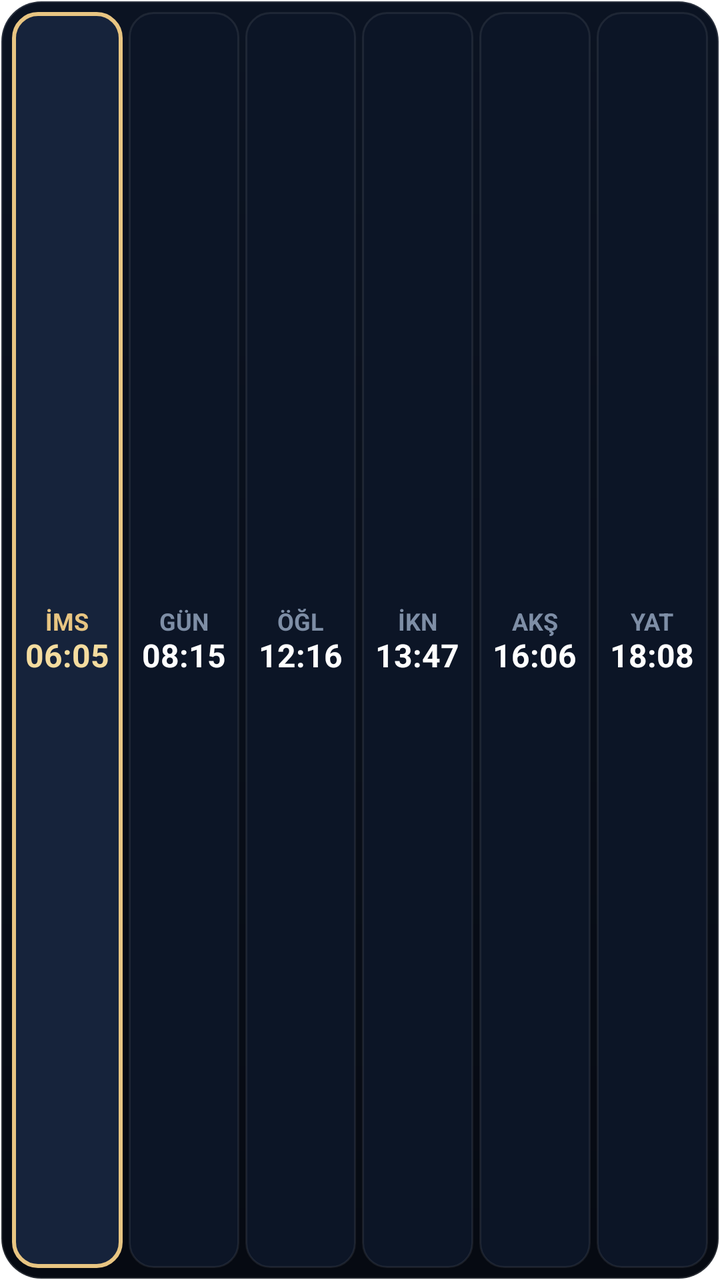
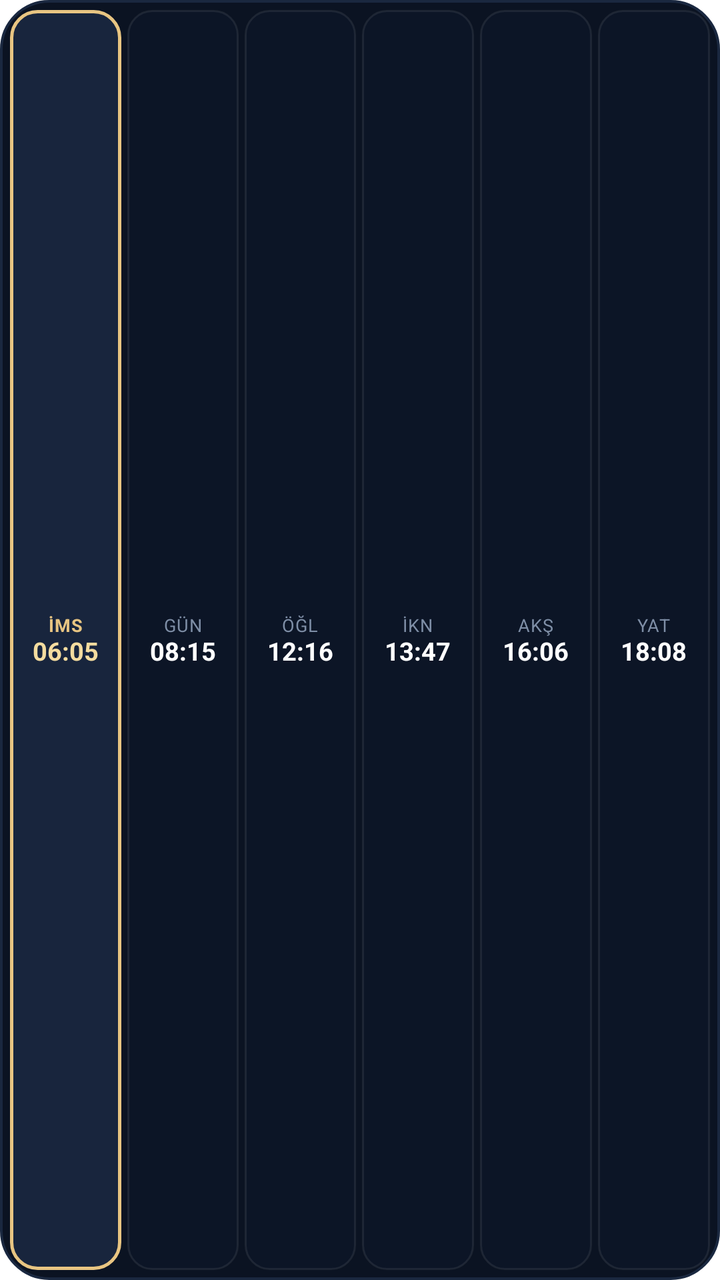

An Android layout rendered at two revisions. The XML below is the earlier revision; the diff shows what the commit changed to produce the second picture.
<!-- AndroidManifest.xml: fallback theme Theme.MaterialComponents.DayNight.NoActionBar -->
<!-- res/layout/widget_bar.xml -->
<?xml version="1.0" encoding="utf-8"?>
<LinearLayout xmlns:android="http://schemas.android.com/apk/res/android"
    android:id="@+id/widget_bar_root"
    android:layout_width="match_parent"
    android:layout_height="match_parent"
    android:background="@drawable/widget_card_bg"
    android:gravity="center_vertical"
    android:orientation="horizontal"
    android:padding="6dp">

    
    <LinearLayout
        android:id="@+id/widget_bar_cell_0"
        android:layout_width="0dp"
        android:layout_height="match_parent"
        android:layout_marginEnd="3dp"
        android:layout_weight="1"
        android:background="@drawable/widget_cell_active"
        android:gravity="center"
        android:orientation="vertical">

        <TextView
            android:id="@+id/widget_bar_name_0"
            android:layout_width="wrap_content"
            android:layout_height="wrap_content"
            android:text="İMS"
            android:textColor="#E8C582"
            android:textSize="12sp"
            android:textStyle="bold" />

        <TextView
            android:id="@+id/widget_bar_time_0"
            android:layout_width="wrap_content"
            android:layout_height="wrap_content"
            android:includeFontPadding="false"
            android:text="06:05"
            android:textColor="#F4DC9F"
            android:textSize="16sp"
            android:textStyle="bold" />
    </LinearLayout>

    
    <LinearLayout
        android:id="@+id/widget_bar_cell_1"
        android:layout_width="0dp"
        android:layout_height="match_parent"
        android:layout_marginEnd="3dp"
        android:layout_weight="1"
        android:background="@drawable/widget_cell_normal"
        android:gravity="center"
        android:orientation="vertical">

        <TextView
            android:id="@+id/widget_bar_name_1"
            android:layout_width="wrap_content"
            android:layout_height="wrap_content"
            android:text="GÜN"
            android:textColor="#7E8EA6"
            android:textSize="12sp"
            android:textStyle="bold" />

        <TextView
            android:id="@+id/widget_bar_time_1"
            android:layout_width="wrap_content"
            android:layout_height="wrap_content"
            android:includeFontPadding="false"
            android:text="08:15"
            android:textColor="#FFFFFF"
            android:textSize="16sp"
            android:textStyle="bold" />
    </LinearLayout>

    
    <LinearLayout
        android:id="@+id/widget_bar_cell_2"
        android:layout_width="0dp"
        android:layout_height="match_parent"
        android:layout_marginEnd="3dp"
        android:layout_weight="1"
        android:background="@drawable/widget_cell_normal"
        android:gravity="center"
        android:orientation="vertical">

        <TextView
            android:id="@+id/widget_bar_name_2"
            android:layout_width="wrap_content"
            android:layout_height="wrap_content"
            android:text="ÖĞL"
            android:textColor="#7E8EA6"
            android:textSize="12sp"
            android:textStyle="bold" />

        <TextView
            android:id="@+id/widget_bar_time_2"
            android:layout_width="wrap_content"
            android:layout_height="wrap_content"
            android:includeFontPadding="false"
            android:text="12:16"
            android:textColor="#FFFFFF"
            android:textSize="16sp"
            android:textStyle="bold" />
    </LinearLayout>

    
    <LinearLayout
        android:id="@+id/widget_bar_cell_3"
        android:layout_width="0dp"
        android:layout_height="match_parent"
        android:layout_marginEnd="3dp"
        android:layout_weight="1"
        android:background="@drawable/widget_cell_normal"
        android:gravity="center"
        android:orientation="vertical">

        <TextView
            android:id="@+id/widget_bar_name_3"
            android:layout_width="wrap_content"
            android:layout_height="wrap_content"
            android:text="İKN"
            android:textColor="#7E8EA6"
            android:textSize="12sp"
            android:textStyle="bold" />

        <TextView
            android:id="@+id/widget_bar_time_3"
            android:layout_width="wrap_content"
            android:layout_height="wrap_content"
            android:includeFontPadding="false"
            android:text="13:47"
            android:textColor="#FFFFFF"
            android:textSize="16sp"
            android:textStyle="bold" />
    </LinearLayout>

    
    <LinearLayout
        android:id="@+id/widget_bar_cell_4"
        android:layout_width="0dp"
        android:layout_height="match_parent"
        android:layout_marginEnd="3dp"
        android:layout_weight="1"
        android:background="@drawable/widget_cell_normal"
        android:gravity="center"
        android:orientation="vertical">

        <TextView
            android:id="@+id/widget_bar_name_4"
            android:layout_width="wrap_content"
            android:layout_height="wrap_content"
            android:text="AKŞ"
            android:textColor="#7E8EA6"
            android:textSize="12sp"
            android:textStyle="bold" />

        <TextView
            android:id="@+id/widget_bar_time_4"
            android:layout_width="wrap_content"
            android:layout_height="wrap_content"
            android:includeFontPadding="false"
            android:text="16:06"
            android:textColor="#FFFFFF"
            android:textSize="16sp"
            android:textStyle="bold" />
    </LinearLayout>

    
    <LinearLayout
        android:id="@+id/widget_bar_cell_5"
        android:layout_width="0dp"
        android:layout_height="match_parent"
        android:layout_weight="1"
        android:background="@drawable/widget_cell_normal"
        android:gravity="center"
        android:orientation="vertical">

        <TextView
            android:id="@+id/widget_bar_name_5"
            android:layout_width="wrap_content"
            android:layout_height="wrap_content"
            android:text="YAT"
            android:textColor="#7E8EA6"
            android:textSize="12sp"
            android:textStyle="bold" />

        <TextView
            android:id="@+id/widget_bar_time_5"
            android:layout_width="wrap_content"
            android:layout_height="wrap_content"
            android:includeFontPadding="false"
            android:text="18:08"
            android:textColor="#FFFFFF"
            android:textSize="16sp"
            android:textStyle="bold" />
    </LinearLayout>
</LinearLayout>
<!-- resources referenced by this layout -->
<resources>
  <!-- drawable widget_card_bg (drawable) -->
  <?xml version="1.0" encoding="utf-8"?>
  <shape xmlns:android="http://schemas.android.com/apk/res/android"
      android:shape="rectangle">
      <gradient
          android:angle="270"
          android:startColor="#0B1322"
          android:endColor="#060A12"
          android:type="linear" />
      <corners android:radius="20dp" />
      <stroke
          android:width="1.2dp"
          android:color="#22FFFFFF" />
  </shape>
  <!-- drawable widget_cell_active (drawable) -->
  <?xml version="1.0" encoding="utf-8"?>
  <shape xmlns:android="http://schemas.android.com/apk/res/android"
      android:shape="rectangle">
      <solid android:color="#16233B" />
      <corners android:radius="12dp" />
      <stroke
          android:width="2dp"
          android:color="#E8C582" />
  </shape>
  <!-- drawable widget_cell_normal (drawable) -->
  <?xml version="1.0" encoding="utf-8"?>
  <shape xmlns:android="http://schemas.android.com/apk/res/android"
      android:shape="rectangle">
      <solid android:color="#0C1526" />
      <corners android:radius="12dp" />
      <stroke
          android:width="1dp"
          android:color="#14FFFFFF" />
  </shape>
</resources>

<!-- the commit's change to res/layout/widget_bar.xml (unified diff, before → after) -->
@@ -3,10 +3,10 @@
     android:id="@+id/widget_bar_root"
     android:layout_width="match_parent"
     android:layout_height="match_parent"
-    android:background="@drawable/widget_card_bg"
+    android:background="@drawable/widget_bg_midnight"
     android:gravity="center_vertical"
     android:orientation="horizontal"
-    android:padding="6dp">
+    android:padding="5dp">
 
     
     <LinearLayout
@@ -15,7 +15,7 @@
         android:layout_height="match_parent"
         android:layout_marginEnd="3dp"
         android:layout_weight="1"
-        android:background="@drawable/widget_cell_active"
+        android:background="@drawable/widget_cell_active_gold"
         android:gravity="center"
         android:orientation="vertical">
 
@@ -23,9 +23,10 @@
             android:id="@+id/widget_bar_name_0"
             android:layout_width="wrap_content"
             android:layout_height="wrap_content"
+            android:letterSpacing="0.04"
             android:text="İMS"
             android:textColor="#E8C582"
-            android:textSize="12sp"
+            android:textSize="9sp"
             android:textStyle="bold" />
 
         <TextView
@@ -35,7 +36,7 @@
             android:includeFontPadding="false"
             android:text="06:05"
             android:textColor="#F4DC9F"
-            android:textSize="16sp"
+            android:textSize="12.5sp"
             android:textStyle="bold" />
     </LinearLayout>
 
@@ -54,10 +55,10 @@
             android:id="@+id/widget_bar_name_1"
             android:layout_width="wrap_content"
             android:layout_height="wrap_content"
+            android:letterSpacing="0.04"
             android:text="GÜN"
             android:textColor="#7E8EA6"
-            android:textSize="12sp"
-            android:textStyle="bold" />
+            android:textSize="9sp" />
 
         <TextView
             android:id="@+id/widget_bar_time_1"
@@ -66,7 +67,7 @@
             android:includeFontPadding="false"
             android:text="08:15"
             android:textColor="#FFFFFF"
-            android:textSize="16sp"
+            android:textSize="12.5sp"
             android:textStyle="bold" />
     </LinearLayout>
 
@@ -85,10 +86,10 @@
             android:id="@+id/widget_bar_name_2"
             android:layout_width="wrap_content"
             android:layout_height="wrap_content"
+            android:letterSpacing="0.04"
             android:text="ÖĞL"
             android:textColor="#7E8EA6"
-            android:textSize="12sp"
-            android:textStyle="bold" />
+            android:textSize="9sp" />
 
         <TextView
             android:id="@+id/widget_bar_time_2"
@@ -97,7 +98,7 @@
             android:includeFontPadding="false"
             android:text="12:16"
             android:textColor="#FFFFFF"
-            android:textSize="16sp"
+            android:textSize="12.5sp"
             android:textStyle="bold" />
     </LinearLayout>
 
@@ -116,10 +117,10 @@
             android:id="@+id/widget_bar_name_3"
             android:layout_width="wrap_content"
             android:layout_height="wrap_content"
+            android:letterSpacing="0.04"
             android:text="İKN"
             android:textColor="#7E8EA6"
-            android:textSize="12sp"
-            android:textStyle="bold" />
+            android:textSize="9sp" />
 
         <TextView
             android:id="@+id/widget_bar_time_3"
@@ -128,7 +129,7 @@
             android:includeFontPadding="false"
             android:text="13:47"
             android:textColor="#FFFFFF"
-            android:textSize="16sp"
+            android:textSize="12.5sp"
             android:textStyle="bold" />
     </LinearLayout>
 
@@ -147,10 +148,10 @@
             android:id="@+id/widget_bar_name_4"
             android:layout_width="wrap_content"
             android:layout_height="wrap_content"
+            android:letterSpacing="0.04"
             android:text="AKŞ"
             android:textColor="#7E8EA6"
-            android:textSize="12sp"
-            android:textStyle="bold" />
+            android:textSize="9sp" />
 
         <TextView
             android:id="@+id/widget_bar_time_4"
@@ -159,7 +160,7 @@
             android:includeFontPadding="false"
             android:text="16:06"
             android:textColor="#FFFFFF"
-            android:textSize="16sp"
+            android:textSize="12.5sp"
             android:textStyle="bold" />
     </LinearLayout>
 
@@ -177,10 +178,10 @@
             android:id="@+id/widget_bar_name_5"
             android:layout_width="wrap_content"
             android:layout_height="wrap_content"
+            android:letterSpacing="0.04"
             android:text="YAT"
             android:textColor="#7E8EA6"
-            android:textSize="12sp"
-            android:textStyle="bold" />
+            android:textSize="9sp" />
 
         <TextView
             android:id="@+id/widget_bar_time_5"
@@ -189,7 +190,7 @@
             android:includeFontPadding="false"
             android:text="18:08"
             android:textColor="#FFFFFF"
-            android:textSize="16sp"
+            android:textSize="12.5sp"
             android:textStyle="bold" />
     </LinearLayout>
 </LinearLayout>
<!-- resource entries referenced after the edit -->
@@ -1,28 +1,20 @@
 <!-- resources referenced by this layout -->
 <resources>
-  <!-- drawable widget_card_bg (drawable) -->
+  <!-- drawable widget_bg_midnight (drawable) -->
   <?xml version="1.0" encoding="utf-8"?>
   <shape xmlns:android="http://schemas.android.com/apk/res/android"
       android:shape="rectangle">
-      <gradient
-          android:angle="270"
-          android:startColor="#0B1322"
-          android:endColor="#060A12"
-          android:type="linear" />
-      <corners android:radius="20dp" />
-      <stroke
-          android:width="1.2dp"
-          android:color="#22FFFFFF" />
+      <solid android:color="#0B1322" />
+      <stroke android:width="1.2dp" android:color="#1A2840" />
+      <corners android:radius="24dp" />
   </shape>
-  <!-- drawable widget_cell_active (drawable) -->
+  <!-- drawable widget_cell_active_gold (drawable) -->
   <?xml version="1.0" encoding="utf-8"?>
   <shape xmlns:android="http://schemas.android.com/apk/res/android"
       android:shape="rectangle">
-      <solid android:color="#16233B" />
-      <corners android:radius="12dp" />
-      <stroke
-          android:width="2dp"
-          android:color="#E8C582" />
+      <solid android:color="#18253D" />
+      <stroke android:width="1.5dp" android:color="#E8C582" />
+      <corners android:radius="13dp" />
   </shape>
   <!-- drawable widget_cell_normal (drawable) -->
   <?xml version="1.0" encoding="utf-8"?>
